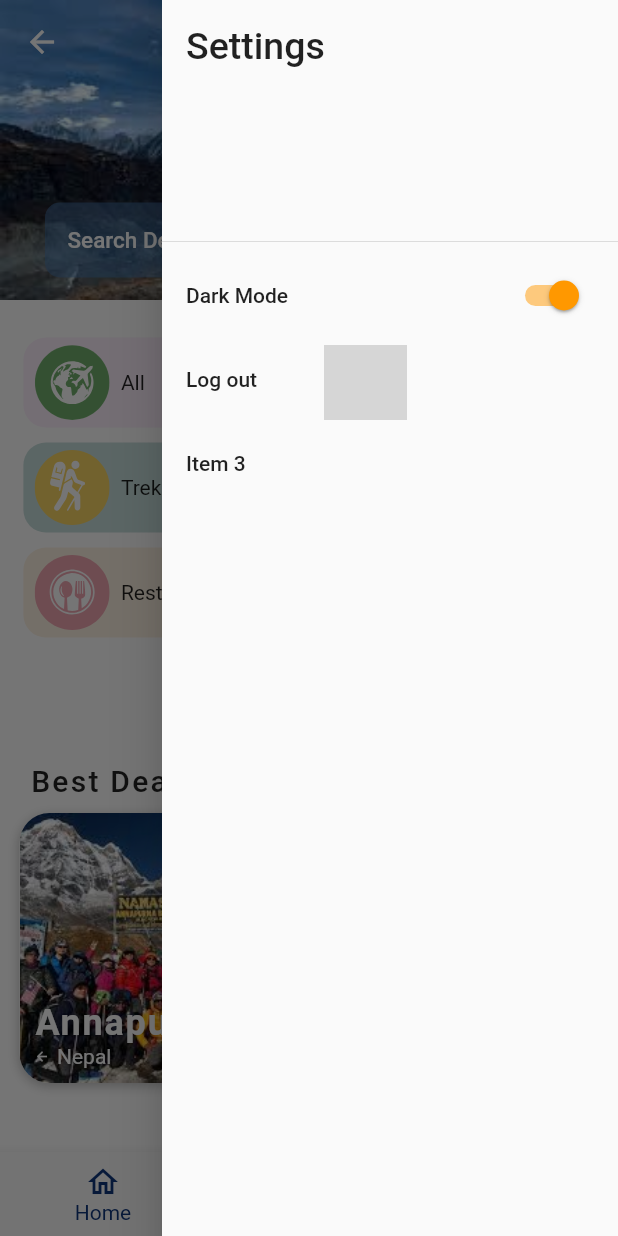
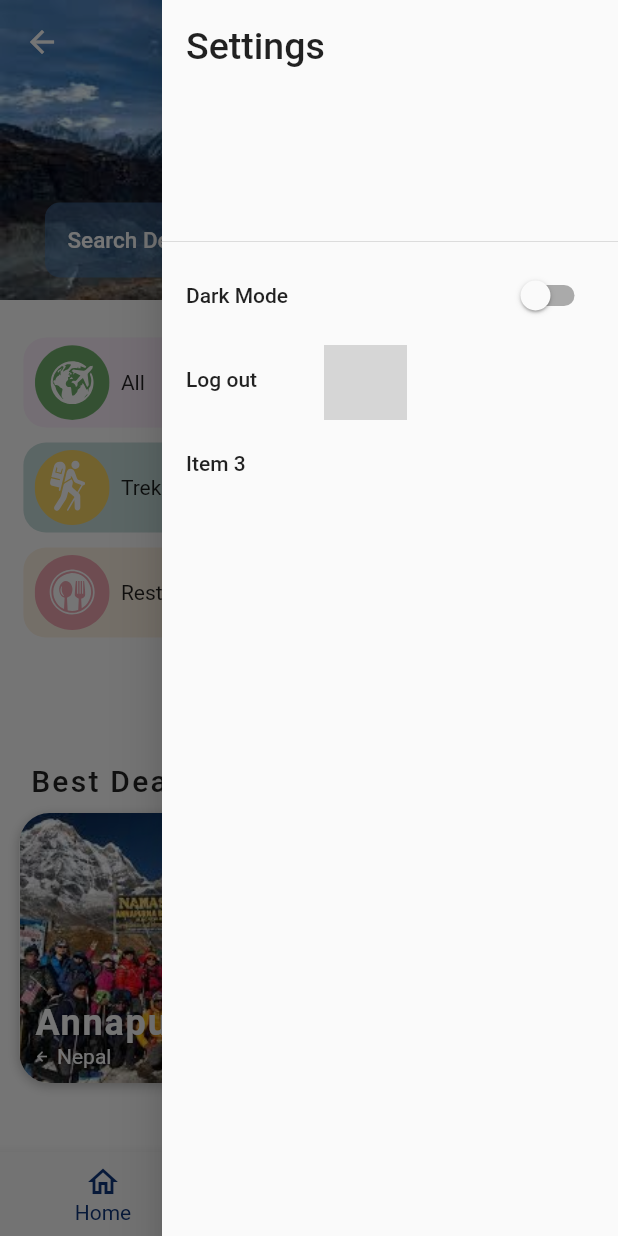
Before and after one commit to reewaz401/trabeely_app, a Flutter app: the TabsScreen screen opened by its route, with the side drawer open, on a phone screen of 412 x 824 dp. Run offline on Flutter 3.47's test engine with Material 2 defaults, Android fonts, the light colour scheme and no system bars; our stand-ins replace cool_alert, date_time_picker, flutter_svg, image_picker, shared_preferences; accounts and stored records are empty; project files that could hold a hidden picture were left out; grey boxes are pictures that could not be loaded.

Commit message:
theme corrected

```diff
--- a/lib/main.dart
+++ b/lib/main.dart
@@ -62,8 +62,8 @@ class _MyAppState extends State<MyApp> {
                 //supportedLocales: [Locale('pt', 'BR')],
                 debugShowCheckedModeBanner: false,
                 title: 'Flutter Demo',
-                theme: light,
-                home: SplashScreen(),
+                theme: value.darkTheme ? light : dark,
+                home: AuthScreen(false),
                 // ? AuthScreen(false)
                 // : auth.isAuth
                 //     ? TabsScreen
--- a/lib/screens/tabsScreen/tabs_screen.dart
+++ b/lib/screens/tabsScreen/tabs_screen.dart
@@ -161,7 +161,7 @@ class _TabsScreenState extends State<TabsScreen> {
           trailing: Consumer<colors.ThemeNotifier>(
             builder: (context, colors.ThemeNotifier value, child) {
               return Switch(
-                value: value.darkTheme,
+                value: !value.darkTheme,
                 onChanged: (theme) {
                   value.toggleTheme();
                 },
```
